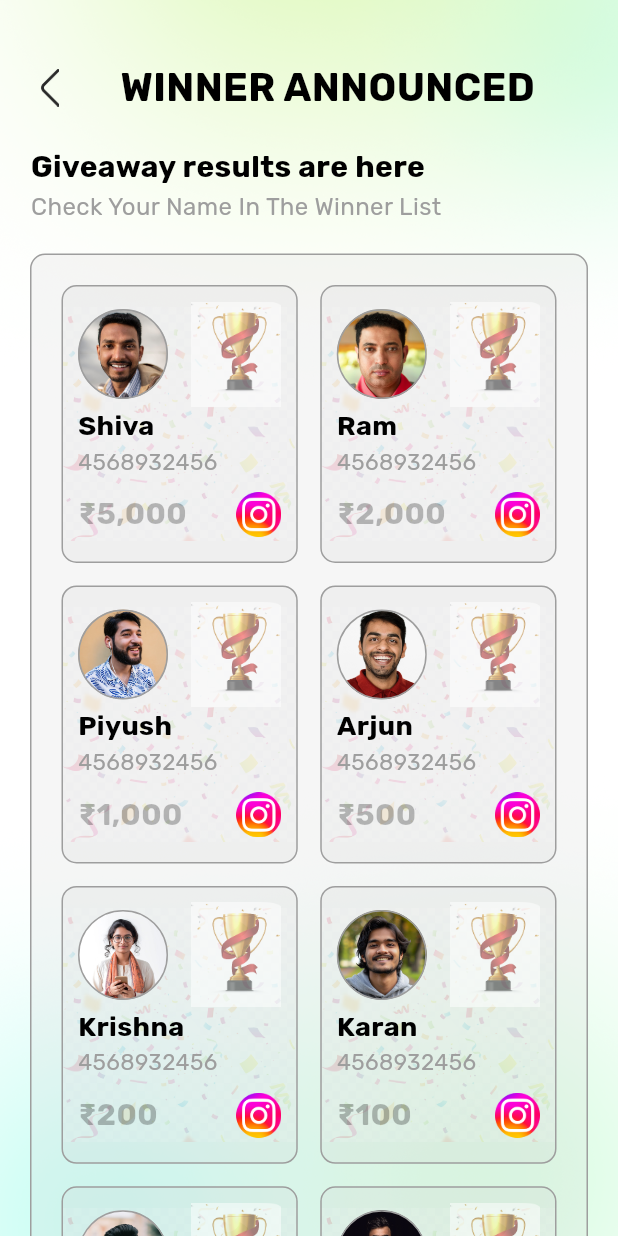
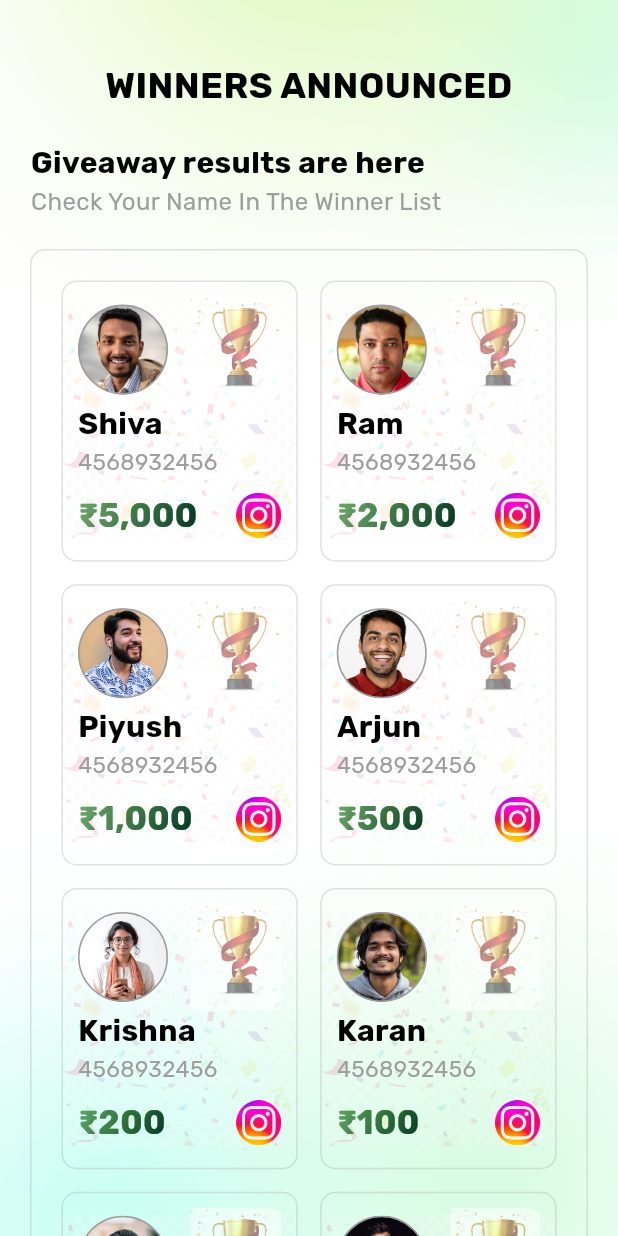
Before and after one commit to PHONEWINOFFICIAL/coin-kuber, a Flutter app: the WinnersPage screen opened by its route, on a phone screen of 412 x 824 dp. Run offline on Flutter 3.47's test engine with Material 3 defaults, Android fonts, the phone set to English and light mode, and no system bars; our stand-ins replace get, shared_preferences; accounts and stored records are empty.

Commit message:
Fixed UI

```diff
--- a/lib/modules/get_amount/view.dart
+++ b/lib/modules/get_amount/view.dart
@@ -77,6 +77,8 @@ class _GetAmountPageState extends State<GetAmountPage> {
                 amount: amount,
                 image: image,
                 onTap: () {},
+                bgColor: Colors.white,
+                borderColor: Colors.grey.withOpacity(0.5),
               ),
               const SizedBox(height: 20),
               NoteItem(
--- a/lib/modules/select_amount/view.dart
+++ b/lib/modules/select_amount/view.dart
@@ -153,9 +153,9 @@ class SelectAmountPage extends StatelessWidget {
                     ),
                   ),
                 ),
-                const SizedBox(height: 20),
+                const SizedBox(height: 30),
                 const Divider(color: Color(0xFFCACACA), height: 2),
-                const SizedBox(height: 20),
+                const SizedBox(height: 30),
                 SelectMoney(
                   isSelectable: true,
                   amount: '₹50',
--- a/lib/modules/task_explanation/view.dart
+++ b/lib/modules/task_explanation/view.dart
@@ -76,6 +76,8 @@ class _TaskExplanationPageState extends State<TaskExplanationPage> {
                 amount: '0',
                 image: image,
                 onTap: () {},
+                bgColor: Colors.white,
+                borderColor: Colors.grey.withOpacity(0.5),
               ),
               const SizedBox(height: 10),
               Align(
@@ -86,7 +88,7 @@ class _TaskExplanationPageState extends State<TaskExplanationPage> {
                   style: TextStyle(
                     color: Colors.black,
                     fontSize: Get.width * 0.055,
-                    fontWeight: FontWeight.w700,
+                    fontWeight: FontWeight.w600,
                     fontFamily: 'Rubik',
                     letterSpacing: 0.0,
                   ),
--- a/lib/modules/tasks/view.dart
+++ b/lib/modules/tasks/view.dart
@@ -143,7 +143,7 @@ class _TasksPageState extends State<TasksPage> {
                 ),
               ),
               SizedBox(
-                height: Get.height * 0.78,
+                height: Get.height * 0.8,
                 child: GridView.builder(
                   physics: NeverScrollableScrollPhysics(),
                   gridDelegate: SliverGridDelegateWithFixedCrossAxisCount(
--- a/lib/modules/winners/view.dart
+++ b/lib/modules/winners/view.dart
@@ -1,6 +1,7 @@
 import 'package:coin_kuber_new/widgets/winner_item.dart';
 import 'package:flutter/material.dart';
 import 'package:get/get.dart';
+import 'package:shared_preferences/shared_preferences.dart';
 
 import '../../routes/routes.dart';
 import 'logic.dart';
@@ -75,22 +76,22 @@ class WinnersPage extends StatelessWidget {
                 ),
                 child: Row(
                   children: [
-                    InkWell(
-                      onTap: () => Get.back(),
-                      child: Image.asset(
-                        'assets/arrow_back.png',
-                        width: 25,
-                        height: 25,
-                      ),
-                    ),
+                    // InkWell(
+                    //   onTap: () => Get.back(),
+                    //   child: Image.asset(
+                    //     'assets/arrow_back.png',
+                    //     width: 25,
+                    //     height: 25,
+                    //   ),
+                    // ),
                     Expanded(
                       child: Text(
-                        'WINNER ANNOUNCED',
+                        'WINNERS ANNOUNCED',
                         textAlign: TextAlign.center,
                         style: TextStyle(
                           fontFamily: 'Rubik',
                           fontWeight: FontWeight.w600,
-                          fontSize: 26,
+                          fontSize: 24,
                           color: Colors.black,
                         ),
                       ),
@@ -135,8 +136,7 @@ class WinnersPage extends StatelessWidget {
                 margin: EdgeInsets.symmetric(horizontal: 20),
                 decoration: BoxDecoration(
                   borderRadius: BorderRadius.circular(10),
-                  border: Border.all(color: Colors.grey, width: 1.0),
-                  color: Color(0xFFD3D3D3).withOpacity(0.2),
+                  border: Border.all(color: Colors.grey.withOpacity(0.3), width: 1.0),
                 ),
                 child: GridView.builder(
                   shrinkWrap: true,
@@ -147,7 +147,7 @@ class WinnersPage extends StatelessWidget {
                     crossAxisCount: 2,
                     crossAxisSpacing: 15,
                     mainAxisSpacing: 15,
-                    childAspectRatio: 0.85,
+                    childAspectRatio: 0.84,
                   ),
                   itemBuilder: (context, index) {
                     final winners = winnersList[index];
@@ -189,8 +189,13 @@ class WinnersPage extends StatelessWidget {
                   left: Get.width * 0.05,
                 ),
                 child: InkWell(
-                  onTap: () {
-                    Get.toNamed(AppRoutes.congratulation);
+                  onTap: () async {
+                    final prefs = await SharedPreferences.getInstance();
+
+                    prefs.remove('is_participated');
+                    prefs.remove('end_time');
+
+                    Get.toNamed(AppRoutes.selectAmount);
                   },
                   child: Container(
                     width: Get.width,
--- a/lib/widgets/winner_item.dart
+++ b/lib/widgets/winner_item.dart
@@ -11,8 +11,7 @@ class WinnerItem extends StatelessWidget {
       padding: EdgeInsets.all(10),
       decoration: BoxDecoration(
         borderRadius: BorderRadius.circular(10),
-        border: Border.all(color: Colors.grey, width: 1.0),
-        color: Color(0xFFD3D3D3).withOpacity(0.2),
+        border: Border.all(color: Colors.grey.withOpacity(0.3), width: 1.0),
         image: DecorationImage(
           image: AssetImage('assets/winners_bg.png'),
         ),
@@ -54,7 +53,7 @@ class WinnerItem extends StatelessWidget {
               textAlign: TextAlign.start,
               style: TextStyle(
                 color: Colors.black,
-                fontSize: 18,
+                fontSize: 20,
                 fontWeight: FontWeight.w600,
                 fontFamily: 'Rubik',
               ),
@@ -77,14 +76,25 @@ class WinnerItem extends StatelessWidget {
           Row(
             mainAxisAlignment: MainAxisAlignment.spaceBetween,
             children: [
-              Text(
-                winners['amount'],
-                textAlign: TextAlign.start,
-                style: TextStyle(
-                  color: Colors.black26,
-                  fontSize: 20,
-                  fontWeight: FontWeight.w700,
-                  fontFamily: 'Rubik',
+              ShaderMask(
+                shaderCallback: (bounds) => LinearGradient(
+                  colors: [
+                    Color(0xFF006400).withOpacity(0.6),
+                    Color(0xFF013220),
+                  ],
+                  stops: [0.1, 1.0],
+                  begin: Alignment.topLeft,
+                  end: Alignment.bottomRight,
+                ).createShader(bounds),
+                child: Text(
+                  winners['amount'],
+                  textAlign: TextAlign.start,
+                  style: const TextStyle(
+                    color: Colors.white,
+                    fontSize: 22,
+                    fontWeight: FontWeight.w700,
+                    fontFamily: 'Rubik',
+                  ),
                 ),
               ),
               Image(
```
Also changed, not shown: lib/modules/address/view.dart (+9 -9 lines), lib/modules/participated/view.dart (+5 -5 lines), lib/widgets/custom_input.dart (+10 -7 lines), lib/widgets/select_money.dart (+7 -5 lines).
